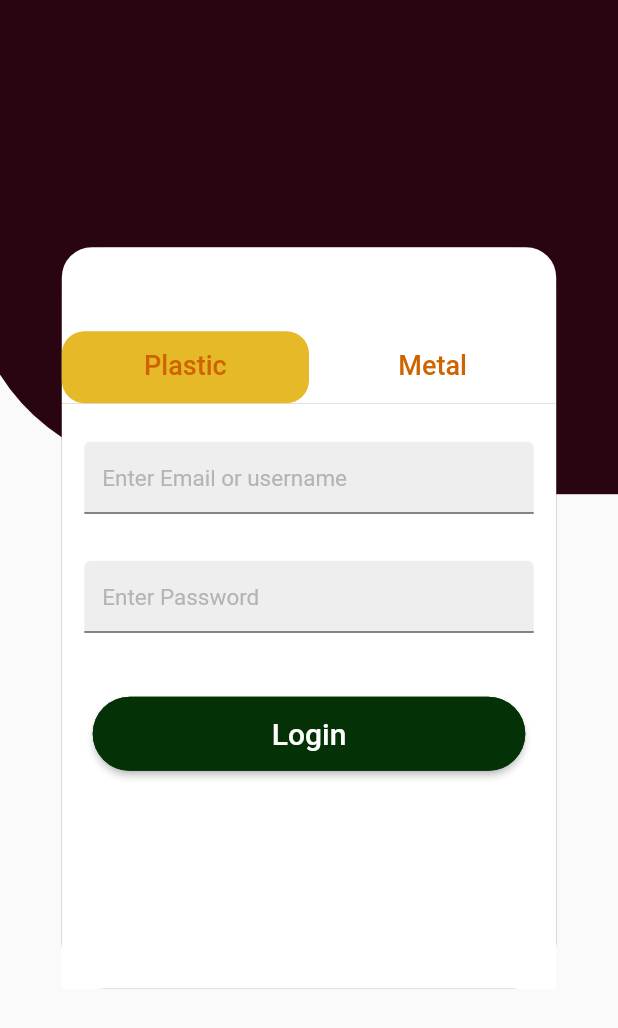
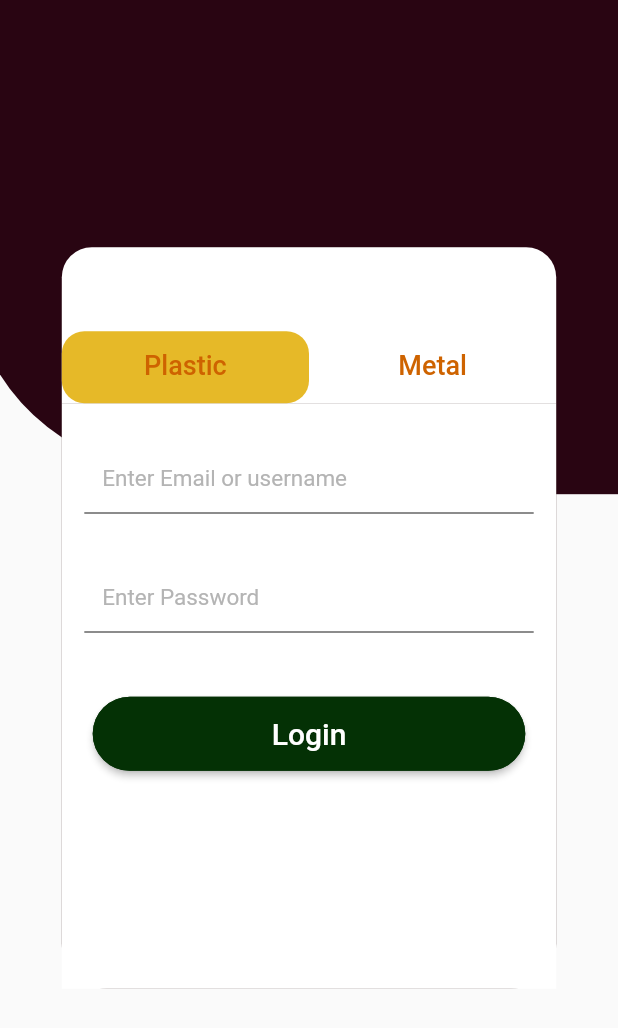
Before and after one commit to emilio-kariuki/youth, a Flutter app: the screen it shows after launch, on a phone screen of 412 x 824 dp. Shown: the top 1028 px of the screen. Run offline on Flutter 3.47's test engine with Material 2 defaults, Android fonts, the light colour scheme and no system bars; our stand-ins replace google_fonts.

Commit message:
April 3, 2022 4:53 PM

```diff
--- a/lib/Accounts/login.dart
+++ b/lib/Accounts/login.dart
@@ -192,7 +192,7 @@ class _LoginContentsState extends State<LoginContents> {
               fontWeight: FontWeight.w400),
           hintText: name,
           focusColor: Color.fromARGB(255, 150, 93, 7),
-          fillColor: Colors.grey[200]),
+          fillColor: Color.fromARGB(255, 255, 255, 255)),
       controller: action,
     );
   }
```
